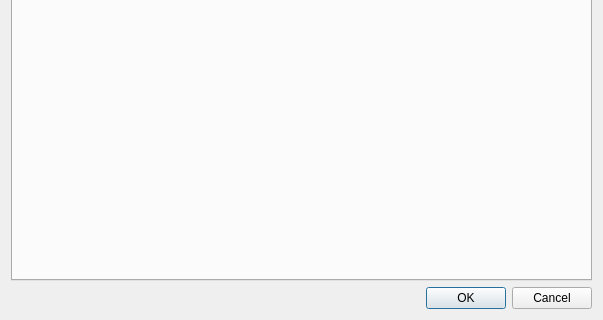
networkoptix/nx_open, file client/src/ui/dialogs/system_administration_dialog.ui: the form before one commit; both pictures show x 0 to 603 and y 234 to 554 of the 603 by 554 pixel window.
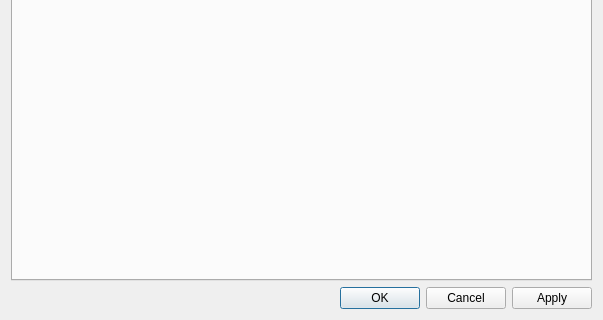
The form after the commit.

Commit message:
VMS-1244: Add "Apply" button to System Administration dialog
<==== Mercurial data ====>
Branch: dev_2.5.0_gui

```diff
--- a/client/src/ui/dialogs/system_administration_dialog.ui
+++ b/client/src/ui/dialogs/system_administration_dialog.ui
@@ -23,7 +23,7 @@
       <enum>Qt::Horizontal</enum>
      </property>
      <property name="standardButtons">
-      <set>QDialogButtonBox::Cancel|QDialogButtonBox::Ok</set>
+      <set>QDialogButtonBox::Apply|QDialogButtonBox::Cancel|QDialogButtonBox::Ok</set>
      </property>
     </widget>
    </item>
```
The commit also changes 2 other files.
